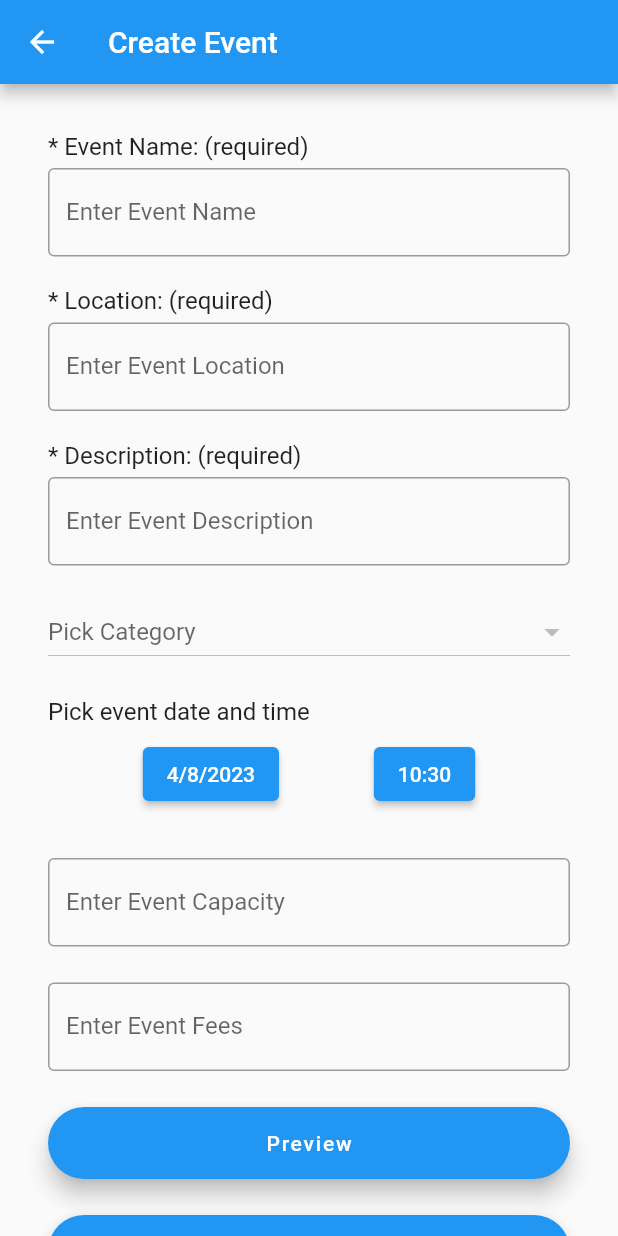
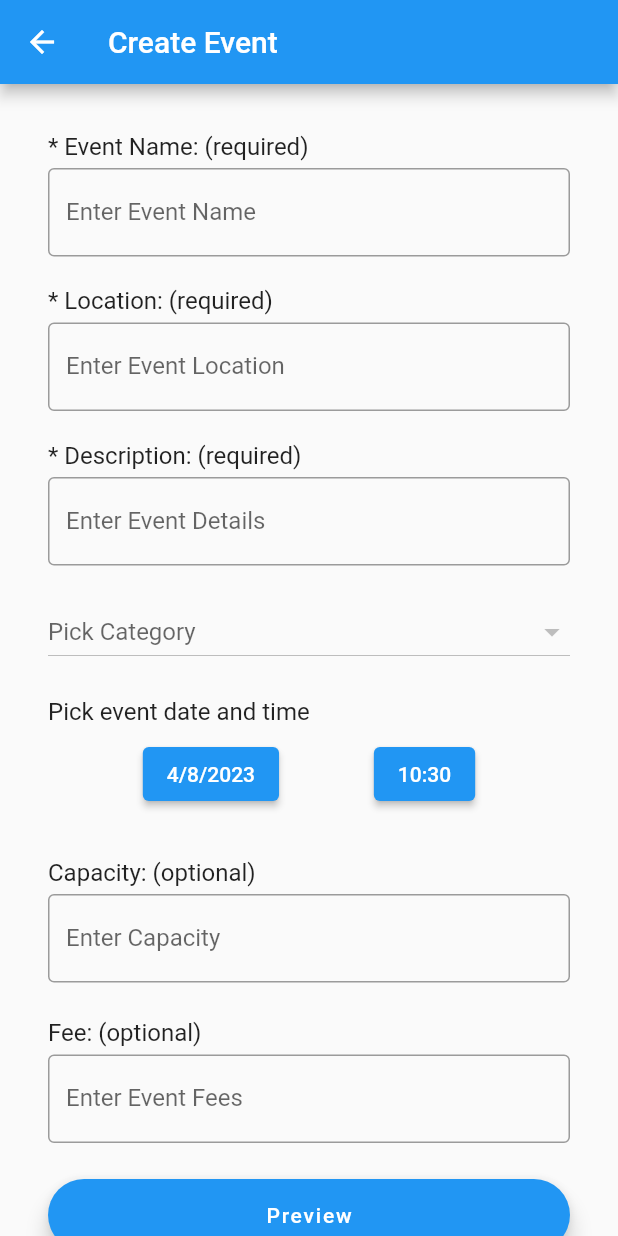
Before and after one commit to YukiHinana/GTEvents, a Flutter app: the CreateEvent screen opened by its route, on a phone screen of 412 x 824 dp. Run offline on Flutter 3.47's test engine with Material 2 defaults, Android fonts, the phone set to English and light mode, and no system bars; our stand-ins replace flutter_redux, go_router, pull_to_refresh, redux, shared_preferences; accounts and stored records are empty; network calls fail.

Commit message:
update create event

```diff
--- a/frontend/lib/component/eventMenu.dart
+++ b/frontend/lib/component/eventMenu.dart
@@ -36,14 +36,14 @@ class _EventMenu extends State<EventMenu> {
   @override
   Widget build(BuildContext context) {
     return PopupMenuButton(
-        offset: Offset(-15, 40),
+        offset: const Offset(-6, 22),
         initialValue: selectedOption,
         onSelected: (Option item) {
           setState(() {
             selectedOption = item;
           });
         },
-        child: Icon(Icons.more_horiz),
+        child: const Icon(Icons.more_horiz),
         itemBuilder: (BuildContext context) =>
         <PopupMenuEntry<Option>>[
           PopupMenuItem<Option>(
--- a/frontend/lib/component/eventTile.dart
+++ b/frontend/lib/component/eventTile.dart
@@ -1,12 +1,8 @@
-import 'dart:convert';
 
 import 'package:flutter/material.dart';
-import 'package:flutter_redux/flutter_redux.dart';
 import 'package:go_router/go_router.dart';
-import 'package:http/http.dart' as http;
 import 'package:intl/intl.dart';
 
-import '../config.dart';
 import '../event.dart';
 import 'eventCard.dart';
 
--- a/frontend/lib/createEvent.dart
+++ b/frontend/lib/createEvent.dart
@@ -61,6 +61,7 @@ class _CreateEventState extends State<CreateEvent> {
 
   @override
   Widget build(BuildContext context) {
+    // can't save draft
     return Scaffold(
       appBar: AppBar(title: const Text('Create Event')),
       body: ListView(
@@ -179,7 +180,7 @@ class _CreateEventState extends State<CreateEvent> {
           const SizedBox(height: 5),
           TextField(
             decoration: const InputDecoration(
-              labelText: 'Enter Event Description',
+              labelText: 'Enter Event Details',
               border: OutlineInputBorder(),
             ),
             controller: _eventDescriptionController,
@@ -245,35 +246,54 @@ class _CreateEventState extends State<CreateEvent> {
         initialTime: TimeOfDay(hour: eventDateTime.hour, minute: eventDateTime.minute),
       );
 
-  Widget buildEventCapacityField() =>
+  Widget buildEventCapacityField() {
+    return Column(
+      children: [
+        const Align(
+            alignment: Alignment.centerLeft,
+            child: Text(
+              "Capacity: (optional)", style: TextStyle(fontSize: 16),)
+        ),
+        const SizedBox(height: 5),
         TextField(
           decoration: const InputDecoration(
-          labelText: 'Enter Event Capacity',
+            labelText: 'Enter Capacity',
             border: OutlineInputBorder(),
           ),
           controller: _eventCapacityController,
+        ),
+      ],
     );
+  }
 
   Widget buildEventFeeField() =>
+      Column(
+        children: [
+          const Align(
+              alignment: Alignment.centerLeft,
+              child: Text(
+                "Fee: (optional)", style: TextStyle(fontSize: 16),)
+          ),
+          const SizedBox(height: 5),
           TextField(
             decoration: const InputDecoration(
               labelText: 'Enter Event Fees',
               border: OutlineInputBorder(),
             ),
             controller: _eventFeeController,
+          ),
+        ],
       );
 
   Widget previewCreatedEvent() =>
       FloatingActionButton.extended(
           heroTag: "preview",
           onPressed: () {
-            print((eventDateTime.toUtc().millisecondsSinceEpoch/1000).toString().runtimeType);
             context.pushNamed("eventPreview",
                 queryParams: {
                   "eventTitle": _eventTitleController.text,
                   "eventLocation": _eventLocationController.text,
                   "eventDescription": _eventDescriptionController.text,
-                  // "eventDate": "0",
                   "eventDate": (eventDateTime.toUtc().millisecondsSinceEpoch/1000).toString(),
                   "tagName": tagValue == null ? [] : [tagValue],
                   "isSaved": false.toString(),
```
Also changed, not shown: frontend/lib/createdEventsPage.dart (+21 -11 lines). Lines whose indentation alone changed are shown as unchanged.
